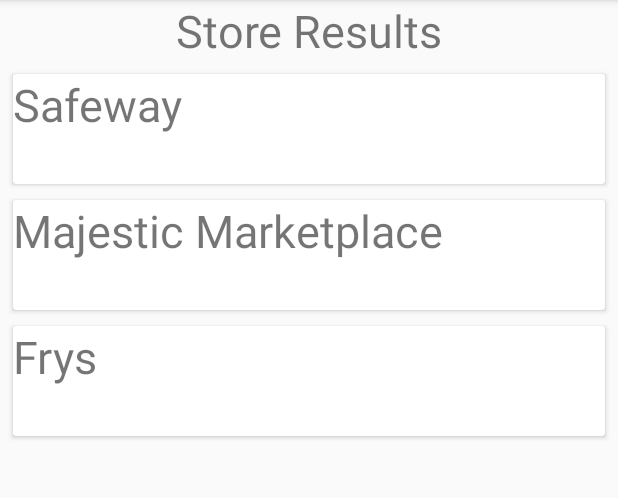
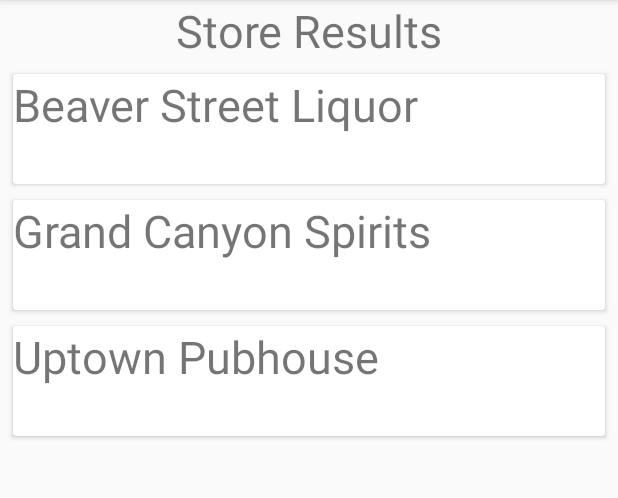
Before and after one commit to Porter-Carl-IV/FlagBAC, an Android app: the AlcoholSearch screen opened directly, with no data from a screen before it, after a tap on "Tower Station", on a phone screen of 412 x 824 dp, the part 84-582 px from its top. Run offline under Robolectric (Android 15) with nearby library versions, the phone set to English and light mode, and no system bars.

Commit message:
Edited Store and Alcohol classes so that they are transferable across activities via intents via Parcelable.

```diff
--- a/app/build.gradle
+++ b/app/build.gradle
@@ -3,6 +3,8 @@
 apply plugin: 'kotlin-android'
 
 apply plugin: 'kotlin-android-extensions'
+
+apply plugin: 'org.jetbrains.kotlin.android.extensions'
 
 android {
     compileSdkVersion 28
@@ -20,6 +22,10 @@
             proguardFiles getDefaultProguardFile('proguard-android-optimize.txt'), 'proguard-rules.pro'
         }
     }
+    // This is to allow me to pass an obect through activities via intent
+    androidExtensions {
+        experimental = true
+    }
 }
 
 dependencies {
--- a/app/src/main/java/com/example/flagbac/Alcohol.kt
+++ b/app/src/main/java/com/example/flagbac/Alcohol.kt
@@ -1,6 +1,15 @@
 package com.example.flagbac
 
-class Alcohol(var name: String, var brewery: String, var imgID: Int) {
+import android.os.Parcel
+import android.os.Parcelable
+import kotlinx.android.parcel.Parcelize
 
+@Parcelize
+// Ignore warning, it works fine. Throwing error is a problem with the IDE.
+data class Alcohol(
+    var name: String,
+    var brewery: String,
+    var imgID: Int,
+    var soldVia: ArrayList<Store> = ArrayList<Store>()) : Parcelable {
 
 }
--- a/app/src/main/java/com/example/flagbac/AlcoholAdapter.kt
+++ b/app/src/main/java/com/example/flagbac/AlcoholAdapter.kt
@@ -28,6 +28,8 @@
         //holder.imgID?.text = alcoholList[location].imgID.toString()
         holder.cardView.setOnClickListener {
             val intent = Intent(context, StoreSearch::class.java)
+            val alcohol = alcoholList.get(position)
+            intent.putExtra("alcohol_details", alcohol )
             startActivity(context, intent, null)
         }
 
--- a/app/src/main/java/com/example/flagbac/AlcoholSearch.kt
+++ b/app/src/main/java/com/example/flagbac/AlcoholSearch.kt
@@ -1,13 +1,10 @@
 package com.example.flagbac
 
-import android.content.Intent
 import android.os.Bundle
-import android.view.View
 import androidx.appcompat.app.AppCompatActivity
 import androidx.recyclerview.widget.LinearLayoutManager
 import com.example.flagbac.R.layout.alcohol_search
 import kotlinx.android.synthetic.main.alcohol_search.*
-import kotlinx.android.synthetic.main.alcohol_card_view.*
 
 class AlcoholSearch : AppCompatActivity()  {
 
@@ -17,24 +14,41 @@
         super.onCreate(savedInstanceState)
         setContentView(alcohol_search)
 
+        // May be unnecessary if we are not hard-coding our data in here. Using for testing.
+        addAlcohol()
+
+        // To use RecyclerView we need to create an adapter for it, the following do so.
         alcoholSearchRV.layoutManager = LinearLayoutManager(this,
             LinearLayoutManager.VERTICAL, false)
-
-        addAlcohol()
-
         val alcoholRVAdapter = AlcoholAdapter( alcoholList, this )
         alcoholSearchRV.adapter = alcoholRVAdapter
 
     }
 
     fun addAlcohol() {
-        val kolch = Alcohol("Kolch", "Mother Road", 4)
-        val towerStation = Alcohol("Tower Station", "Mother Road", 5)
-        val dailyDriver = Alcohol( "Daily Driver", "Mother Road", 6)
-        val pbr = Alcohol("Pabst Blue Ribbon", "Pabst Brewing Company", 7)
+        val safeway = Store("Safeway")
+        val frys = Store( "Frys")
+        val majesticMP = Store( "Majestic Marketplace")
+        val beaverSL = Store("Beaver Street Liquor")
+        val grandCS = Store("Grand Canyon Spirits")
+        val uptown = Store("Uptown Pubhouse")
+
+        val stores1 = ArrayList<Store>()
+        val stores2 = ArrayList<Store>()
+
+        stores1.add(safeway)
+        stores1.add(frys)
+        stores1.add(majesticMP)
+        stores2.add(beaverSL)
+        stores2.add(grandCS)
+        stores2.add(uptown)
+        val kolch = Alcohol("Kolch", "Mother Road", 4, stores1)
+        val towerStation = Alcohol("Tower Station", "Mother Road", 5, stores2)
+//        val dailyDriver = Alcohol( "Daily Driver", "Mother Road", 6, majesticMP)
+//        val pbr = Alcohol("Pabst Blue Ribbon", "Pabst Brewing Company", 7, uptown)
         alcoholList.add(kolch)
         alcoholList.add(towerStation)
-        alcoholList.add(dailyDriver)
-        alcoholList.add(pbr)
+//        alcoholList.add(dailyDriver)
+//        alcoholList.add(pbr)
     }
 }
--- a/app/src/main/java/com/example/flagbac/Store.kt
+++ b/app/src/main/java/com/example/flagbac/Store.kt
@@ -1,4 +1,28 @@
 package com.example.flagbac
 
-class Store(val name: String) {
+import android.os.Parcel
+import android.os.Parcelable
+
+class Store(
+    val name: String) : Parcelable {
+    constructor(parcel: Parcel) : this(parcel.readString()) {
+    }
+
+    override fun writeToParcel(parcel: Parcel, flags: Int) {
+        parcel.writeString(name)
+    }
+
+    override fun describeContents(): Int {
+        return 0
+    }
+
+    companion object CREATOR : Parcelable.Creator<Store> {
+        override fun createFromParcel(parcel: Parcel): Store {
+            return Store(parcel)
+        }
+
+        override fun newArray(size: Int): Array<Store?> {
+            return arrayOfNulls(size)
+        }
+    }
 }
--- a/app/src/main/java/com/example/flagbac/StoreSearch.kt
+++ b/app/src/main/java/com/example/flagbac/StoreSearch.kt
@@ -13,6 +13,13 @@
         super.onCreate(savedInstanceState)
         setContentView(R.layout.store_search)
 
+        val alcohol = intent.getParcelableExtra<Alcohol>("alcohol_details")
+
+        for(item in alcohol.soldVia)
+        {
+            storeList.add(item)
+        }
+
         storeSearchRV.layoutManager = LinearLayoutManager(this,
             LinearLayoutManager.VERTICAL, false)
 
@@ -25,8 +32,8 @@
 
     fun addStore() {
 
-        storeList.add(Store("Safeway"))
-        storeList.add(Store("Majestic Marketplace"))
-        storeList.add(Store("Frys"))
+//        storeList.add(Store("Safeway"))
+//        storeList.add(Store("Majestic Marketplace"))
+//        storeList.add(Store("Frys"))
     }
 }
```
